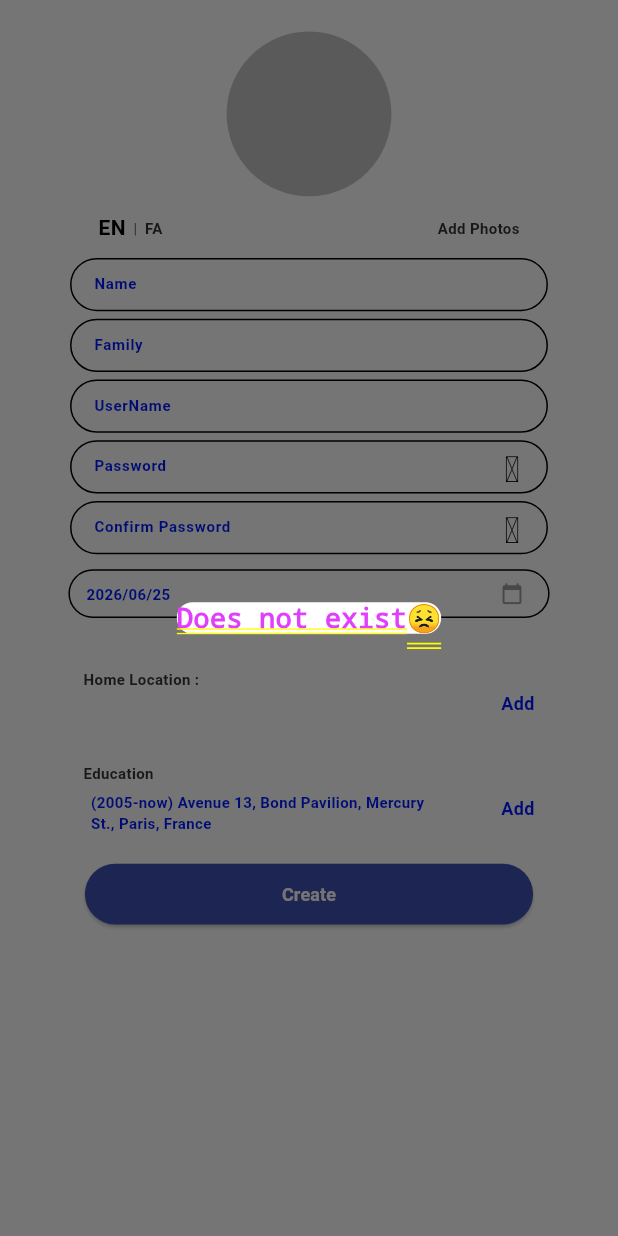
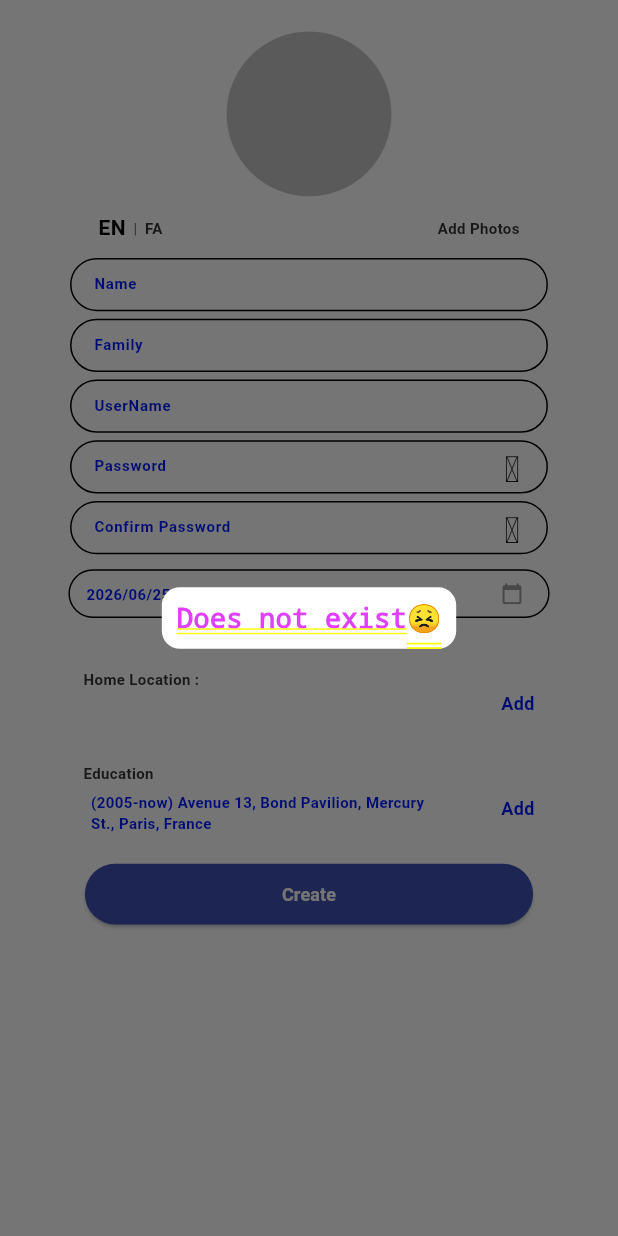
Before and after one commit to yasinakba/peopli, a Flutter app: the CreateAccountScreen screen opened directly, after a tap on "Add", on a phone screen of 412 x 824 dp. Run offline on Flutter 3.47's test engine with Material 3 defaults, Android fonts, the phone set to English and light mode, and no system bars; our stand-ins replace animated_bottom_navigation_bar, auto_size_text, connectivity_plus, dio, dropdown_search, flutter_dotenv and 16 more; missing offline and left inert: frino_icons, rate; accounts and stored records are empty; network calls fail; project files that could hold a hidden picture were left out.

```diff
--- a/lib/config/widgets/not_found_widget.dart
+++ b/lib/config/widgets/not_found_widget.dart
@@ -8,6 +8,7 @@ class NotFoundWidget extends StatelessWidget {
   Widget build(BuildContext context) {
     return Center(
       child: Container(
+        padding: EdgeInsets.all(10),
         decoration: BoxDecoration(
         color: Colors.white,
           borderRadius: BorderRadius.circular(12)
--- a/lib/features/create_account/controller/create_account_controller.dart
+++ b/lib/features/create_account/controller/create_account_controller.dart
@@ -145,10 +145,11 @@ class CreateAccountController extends GetxController {
         id: 'education',
         initState: (state) {
           Get.lazyPut(() => EducationController());
-          selectedEducation = Get.find<EducationController>().educationList[0];
+          selectedEducation = EducationEntity();
         },
         builder: (controller) {
-          return AlertDialog(
+
+          return controller.educationList.length == 0?NotFoundWidget(): AlertDialog(
             shape: RoundedRectangleBorder(
               borderRadius: BorderRadius.all(Radius.circular(10.0)),
             ),
@@ -159,6 +160,7 @@ class CreateAccountController extends GetxController {
             backgroundColor: AppLightColor.backgoundPost,
 
             actions: [
+
               Container(
                 height: 300.0, // Change as per your requirement
                 width: 300.0, // Change as per your requirement
--- a/lib/features/create_account/create_account.dart
+++ b/lib/features/create_account/create_account.dart
@@ -30,6 +30,12 @@ class CreateAccountScreen extends GetView<CreateAccountController> {
         child: ListView(
           children: [
             GetBuilder<CreateAccountController>(
+              initState: (state) {
+                Get.lazyPut(() =>CreateAccountController(),);
+                Get.lazyPut(() => UploadController(),);
+                Get.lazyPut(() => DateController(),);
+                Get.lazyPut(() => EducationController(),);
+              },
               builder: (controller) {
                 if (controller.loading == true) {
                   LoadingWidget();
```
